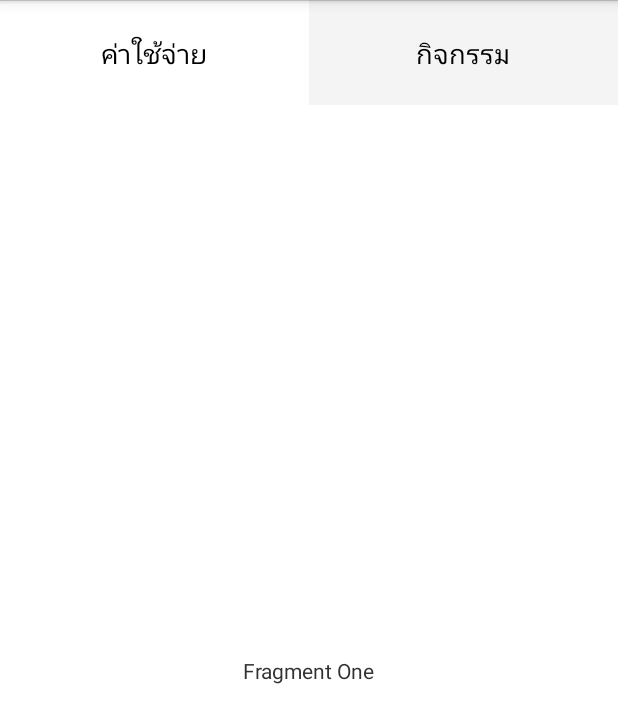
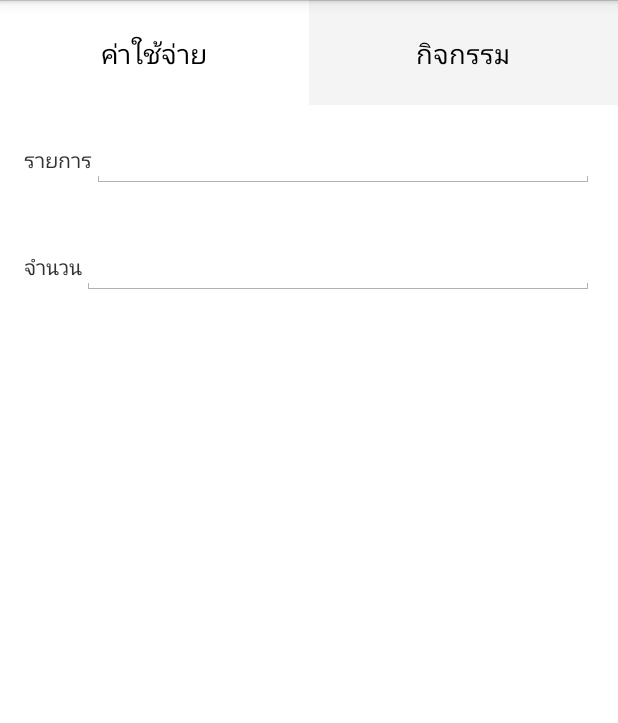
Before and after one commit to farmstyle1/plan-me, an Android app: the FragmentExpenses screen opened directly, with no data from a screen before it, on a phone screen of 412 x 824 dp. Shown: the top 723 px of the screen. Run offline under Robolectric (Android 15) with nearby library versions, the phone set to English and light mode, and no system bars.

Commit message:
expense edit layout

```diff
--- a/app/src/main/res/layout/fragment_expense.xml
+++ b/app/src/main/res/layout/fragment_expense.xml
@@ -4,11 +4,35 @@
     android:layout_height="match_parent"
     android:background="#fff" >
 
-    <TextView
-        android:layout_width="wrap_content"
-        android:layout_height="wrap_content"
-        android:layout_centerHorizontal="true"
-        android:layout_centerVertical="true"
-        android:text="Fragment One" />
+  <LinearLayout
+      android:id="@+id/listLayout"
+      android:padding="@dimen/activity_horizontal_margin"
+      android:layout_width="match_parent"
+      android:layout_height="wrap_content">
+      <TextView
+          android:layout_width="wrap_content"
+          android:layout_height="wrap_content"
+          android:text="รายการ"/>
+      <EditText
+          android:layout_width="fill_parent"
+          android:layout_height="wrap_content" />
+  </LinearLayout>
+    <LinearLayout
+        android:id="@+id/priceLayout"
+        android:layout_below="@id/listLayout"
+        android:padding="@dimen/activity_horizontal_margin"
+        android:layout_width="match_parent"
+        android:layout_height="wrap_content">
+        <TextView
+
+            android:layout_width="wrap_content"
+            android:layout_height="wrap_content"
+            android:text="จำนวน"/>
+        <EditText
+
+            android:layout_width="fill_parent"
+            android:layout_height="wrap_content" />
+
+    </LinearLayout>
 
 </RelativeLayout>
```
Also changed, not shown: 207 other files.
